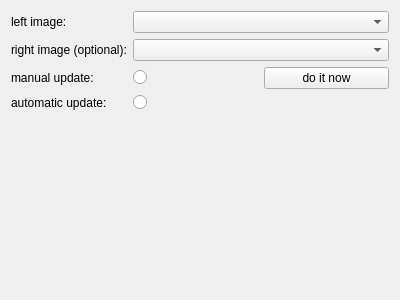
NifTK/NifTK, file MITK/Modules/IGIGui/Internal/niftkMaskMergerGUI.ui: the form before one commit.
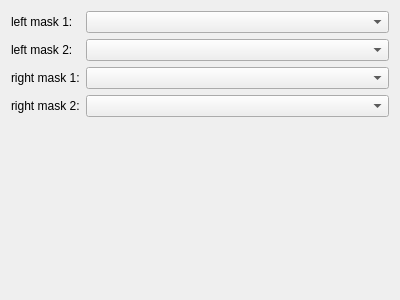
The form after the commit. Custom widgets are drawn as their Qt base class.

Commit message: Issue #4803: New plugin to merge 2 binary masks.

The edit to the form file:
```diff
--- a/MITK/Modules/IGIGui/Internal/niftkMaskMergerGUI.ui
+++ b/MITK/Modules/IGIGui/Internal/niftkMaskMergerGUI.ui
@@ -13,13 +13,13 @@
   <property name="windowTitle">
    <string>Form</string>
   </property>
-  <layout class="QHBoxLayout" name="horizontalLayout_2">
+  <layout class="QVBoxLayout" name="verticalLayout">
    <item>
     <layout class="QFormLayout" name="formLayout">
      <item row="0" column="0">
       <widget class="QLabel" name="m_LeftImageLabel">
        <property name="text">
-        <string>left image:</string>
+        <string>left mask 1:</string>
        </property>
       </widget>
      </item>
@@ -29,7 +29,7 @@
      <item row="1" column="0">
       <widget class="QLabel" name="m_RightImageLabel">
        <property name="text">
-        <string>right image (optional):</string>
+        <string>left mask 2:</string>
        </property>
       </widget>
      </item>
@@ -39,44 +39,38 @@
      <item row="2" column="0">
       <widget class="QLabel" name="m_ManualUpdateLabel">
        <property name="text">
-        <string>manual update:</string>
+        <string>right mask 1:</string>
        </property>
       </widget>
      </item>
      <item row="2" column="1">
-      <layout class="QHBoxLayout" name="horizontalLayout">
-       <item>
-        <widget class="QRadioButton" name="m_ManualUpdateRadioButton">
-         <property name="text">
-          <string/>
-         </property>
-        </widget>
-       </item>
-       <item>
-        <widget class="QPushButton" name="m_ManualUpdatePushButton">
-         <property name="text">
-          <string>do it now</string>
-         </property>
-        </widget>
-       </item>
-      </layout>
+      <widget class="QmitkDataStorageComboBoxWithSelectNone" name="m_RightMask1ComboBox"/>
      </item>
      <item row="3" column="0">
       <widget class="QLabel" name="m_AutomaticUpdateLabel">
        <property name="text">
-        <string>automatic update:</string>
+        <string>right mask 2:</string>
        </property>
       </widget>
      </item>
      <item row="3" column="1">
-      <widget class="QRadioButton" name="m_AutomaticUpdateRadioButton">
-       <property name="text">
-        <string/>
-       </property>
-      </widget>
+      <widget class="QmitkDataStorageComboBoxWithSelectNone" name="m_RightMask2ComboBox"/>
      </item>
     </layout>
    </item>
+   <item>
+    <spacer name="verticalSpacer">
+     <property name="orientation">
+      <enum>Qt::Vertical</enum>
+     </property>
+     <property name="sizeHint" stdset="0">
+      <size>
+       <width>20</width>
+       <height>151</height>
+      </size>
+     </property>
+    </spacer>
+   </item>
   </layout>
  </widget>
  <customwidgets>
```
Left out of the diff: 12 changed lines with no effect on the pictures. The commit also changes 6 other files.
